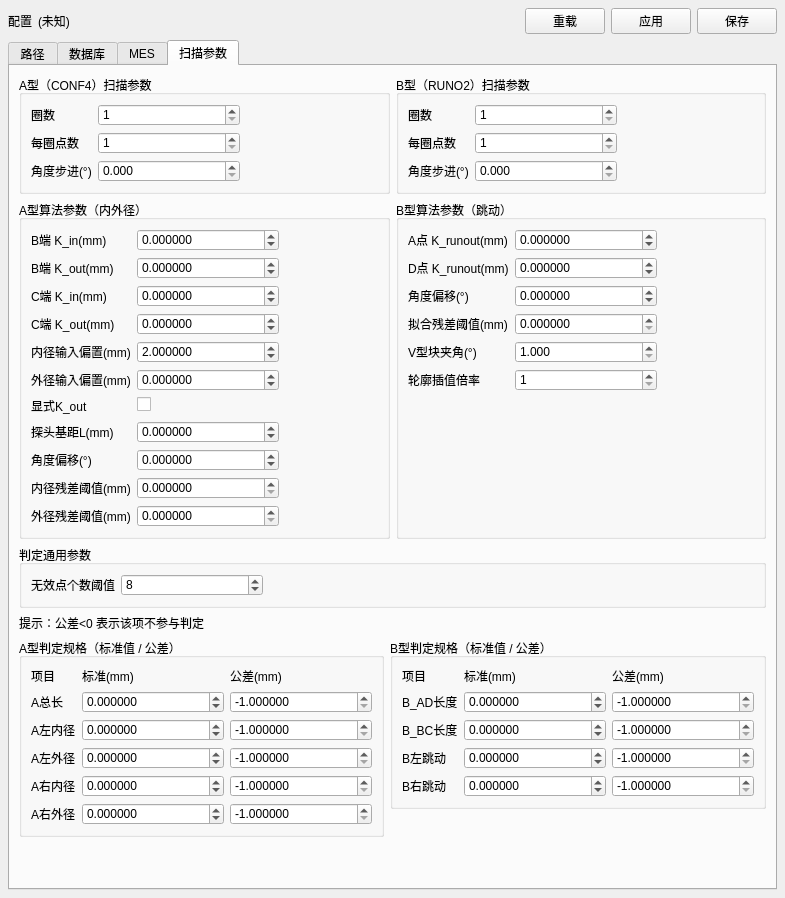
Before: the Qt Designer form apps/hmi_qt/settings_widget.ui in xiaoan537/hmi_measure_mysql, drawn with Qt 5.
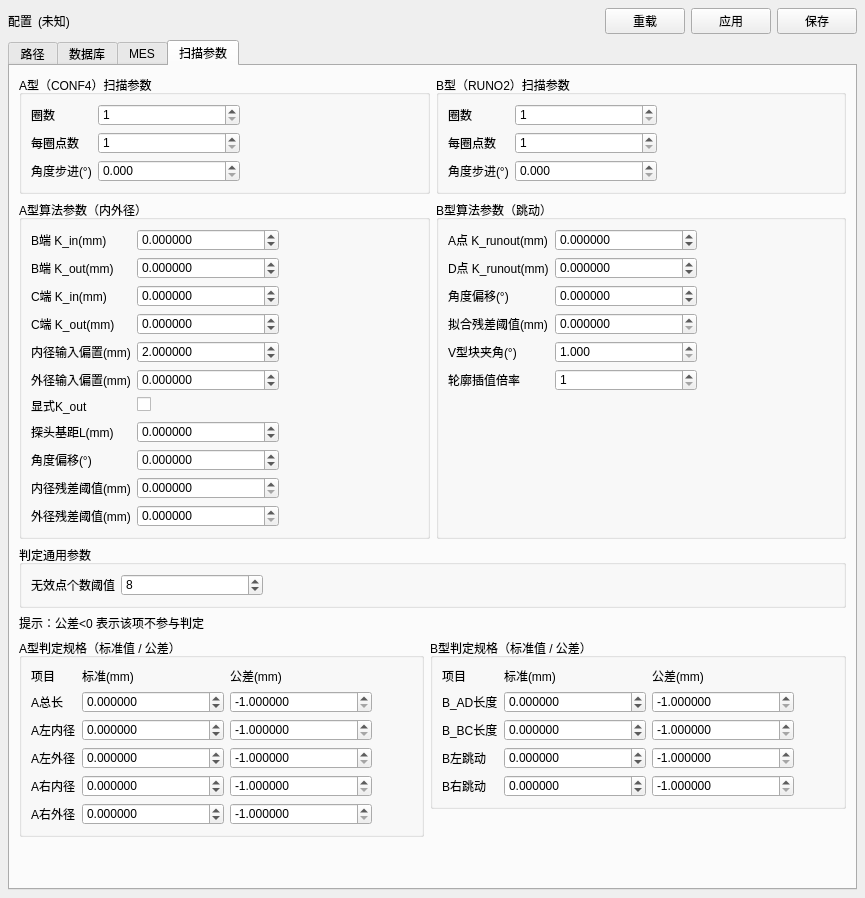
After: the same form once the commit is applied. The open tabs and pages were chosen to show the change.

What changed in the file:
```diff
--- a/apps/hmi_qt/settings_widget.ui
+++ b/apps/hmi_qt/settings_widget.ui
@@ -241,6 +241,12 @@
            <item row="5" column="0"><widget class="QLabel" name="labelSpecAOdRightStd"><property name="text"><string>A右外径</string></property></widget></item>
            <item row="5" column="1"><widget class="QDoubleSpinBox" name="doubleSpecAOdRightStd"><property name="decimals"><number>6</number></property><property name="minimum"><double>-1000000.000000000000000</double></property><property name="maximum"><double>1000000.000000000000000</double></property></widget></item>
            <item row="5" column="2"><widget class="QDoubleSpinBox" name="doubleSpecAOdRightTol"><property name="decimals"><number>6</number></property><property name="minimum"><double>-1.000000000000000</double></property><property name="maximum"><double>1000000.000000000000000</double></property><property name="value"><double>-1.000000000000000</double></property></widget></item>
+           <item row="0" column="3" rowspan="6">
+            <spacer name="spacerJudgeARight">
+             <property name="orientation"><enum>Qt::Horizontal</enum></property>
+             <property name="sizeHint" stdset="0"><size><width>40</width><height>20</height></size></property>
+            </spacer>
+           </item>
           </layout>
          </widget>
         </item>
@@ -267,6 +273,12 @@
            <item row="4" column="0"><widget class="QLabel" name="labelSpecBRunoutRightStd"><property name="text"><string>B右跳动</string></property></widget></item>
            <item row="4" column="1"><widget class="QDoubleSpinBox" name="doubleSpecBRunoutRightStd"><property name="decimals"><number>6</number></property><property name="minimum"><double>-1000000.000000000000000</double></property><property name="maximum"><double>1000000.000000000000000</double></property></widget></item>
            <item row="4" column="2"><widget class="QDoubleSpinBox" name="doubleSpecBRunoutRightTol"><property name="decimals"><number>6</number></property><property name="minimum"><double>-1.000000000000000</double></property><property name="maximum"><double>1000000.000000000000000</double></property><property name="value"><double>-1.000000000000000</double></property></widget></item>
+           <item row="0" column="3" rowspan="5">
+            <spacer name="spacerJudgeBRight">
+             <property name="orientation"><enum>Qt::Horizontal</enum></property>
+             <property name="sizeHint" stdset="0"><size><width>40</width><height>20</height></size></property>
+            </spacer>
+           </item>
           </layout>
          </widget>
         </item>
```
